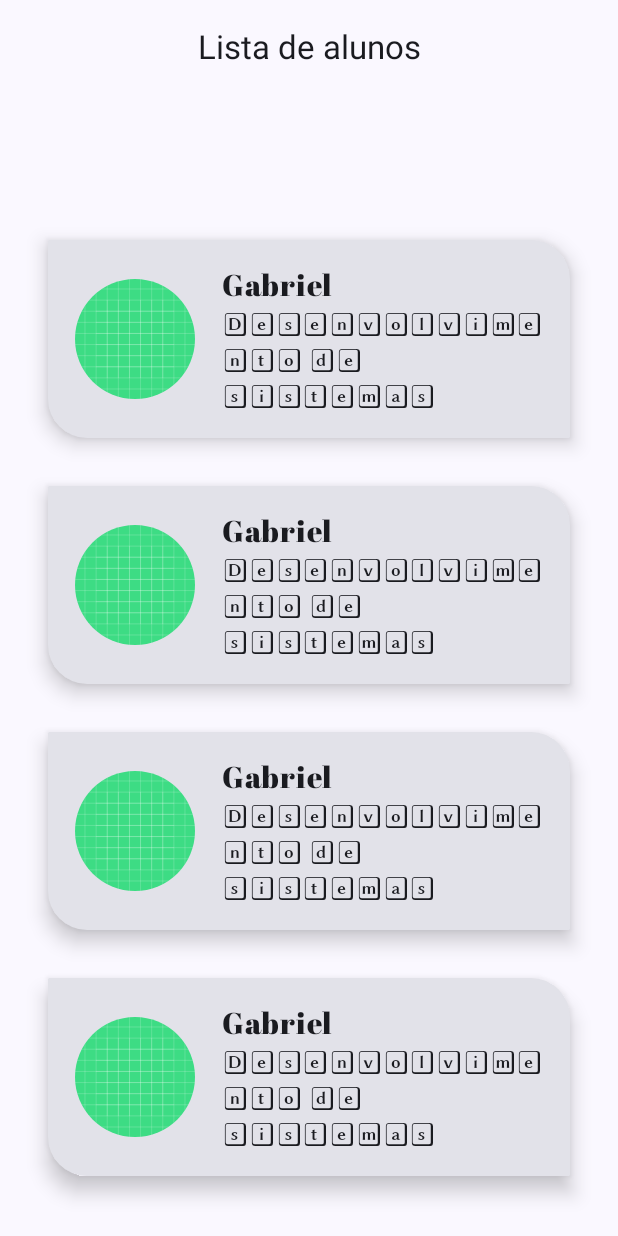
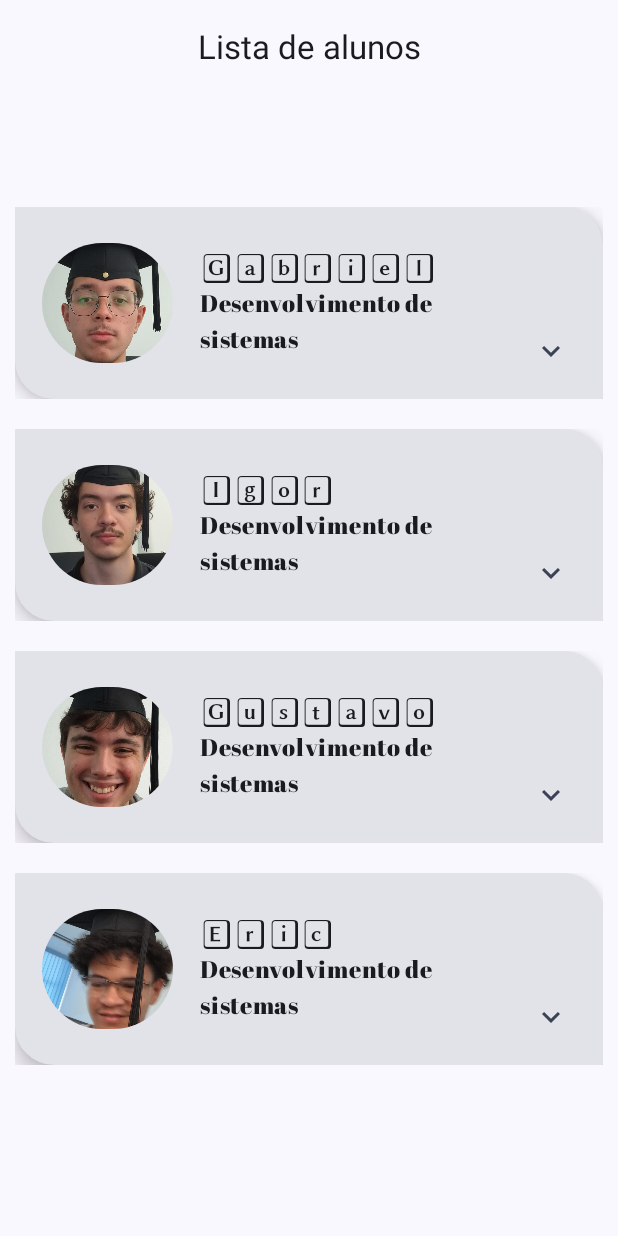
Before and after one commit to Gabrielgalhiardo/Class-diary-app, an Android app built with Jetpack Compose: the screen it shows after launch (MainActivity), on a phone screen of 412 x 824 dp. Run offline under Robolectric (Android 15) with nearby library versions, the phone set to English and light mode, and no system bars.

Commit message:
feat: adding arrow to open the card

```diff
--- a/app/build.gradle.kts
+++ b/app/build.gradle.kts
@@ -41,6 +41,7 @@ android {
 
 dependencies {
 
+    implementation(libs.androidx.material.icons.extended)
     implementation(libs.androidx.core.ktx)
     implementation(libs.androidx.lifecycle.runtime.ktx)
     implementation(libs.androidx.activity.compose)
--- a/app/src/main/java/com/example/classdiary/MainActivity.kt
+++ b/app/src/main/java/com/example/classdiary/MainActivity.kt
@@ -1,33 +1,59 @@
 package com.example.classdiary
 
+import android.nfc.Tag
 import android.os.Bundle
+import android.util.Log
+import android.widget.Space
 import androidx.activity.ComponentActivity
 import androidx.activity.compose.setContent
 import androidx.activity.enableEdgeToEdge
 import androidx.annotation.DrawableRes
+import androidx.compose.animation.animateContentSize
+import androidx.compose.animation.core.Spring
+import androidx.compose.animation.core.spring
 import androidx.compose.foundation.Image
 import androidx.compose.foundation.layout.Arrangement
 import androidx.compose.foundation.layout.Column
 import androidx.compose.foundation.layout.Row
+import androidx.compose.foundation.layout.Spacer
+import androidx.compose.foundation.layout.WindowInsets
+import androidx.compose.foundation.layout.asPaddingValues
+import androidx.compose.foundation.layout.calculateEndPadding
+import androidx.compose.foundation.layout.calculateStartPadding
 import androidx.compose.foundation.layout.fillMaxSize
 import androidx.compose.foundation.layout.fillMaxWidth
+import androidx.compose.foundation.layout.height
 import androidx.compose.foundation.layout.padding
+import androidx.compose.foundation.layout.safeDrawing
 import androidx.compose.foundation.layout.size
+import androidx.compose.foundation.layout.statusBarsPadding
+import androidx.compose.foundation.layout.width
+import androidx.compose.foundation.layout.wrapContentSize
 import androidx.compose.foundation.lazy.LazyColumn
 import androidx.compose.foundation.lazy.items
 import androidx.compose.foundation.shape.CircleShape
 import androidx.compose.foundation.shape.RoundedCornerShape
+import androidx.compose.material.icons.Icons
+import androidx.compose.material.icons.filled.ExpandMore
 import androidx.compose.material3.Card
 import androidx.compose.material3.CardDefaults
 import androidx.compose.material3.CenterAlignedTopAppBar
 import androidx.compose.material3.ExperimentalMaterial3Api
+import androidx.compose.material3.Icon
+import androidx.compose.material3.IconButton
+import androidx.compose.material3.MaterialTheme
 import androidx.compose.material3.Scaffold
 import androidx.compose.material3.Text
 import androidx.compose.runtime.Composable
+import androidx.compose.runtime.getValue
+import androidx.compose.runtime.mutableStateOf
+import androidx.compose.runtime.remember
+import androidx.compose.runtime.setValue
 import androidx.compose.ui.Alignment
 import androidx.compose.ui.Modifier
 import androidx.compose.ui.draw.clip
 import androidx.compose.ui.layout.ContentScale
+import androidx.compose.ui.platform.LocalLayoutDirection
 import androidx.compose.ui.res.painterResource
 import androidx.compose.ui.tooling.preview.Preview
 import androidx.compose.ui.unit.dp
@@ -37,56 +63,88 @@ import com.example.classdiary.data.DataSouce
 import com.example.classdiary.ui.theme.AbrilFatface
 import com.example.classdiary.ui.theme.ClassDiaryTheme
 import com.example.classdiary.ui.theme.Libertinus
+import org.w3c.dom.Text
 
 class MainActivity : ComponentActivity() {
+    val TAG = "MainActivity"
     override fun onCreate(savedInstanceState: Bundle?) {
         super.onCreate(savedInstanceState)
+        Log.d(TAG, "onCreate called")
         enableEdgeToEdge()
         setContent {
             ClassDiaryTheme {
                 Scaffold(
-                    modifier =
-                        Modifier.fillMaxSize(),
-                    topBar = {
+                     topBar = {
                         ClassDiaryTopAppBar()
-                    }
-                )
-                { innerPadding ->
+                    }) { innerPadding ->
                     classDiaryApp(
                         modifier = Modifier
+                            .fillMaxSize()
+                            .statusBarsPadding()
                             .padding(innerPadding)
                     )
                 }
             }
         }
     }
+
+    override fun onResume() {
+        super.onResume()
+        Log.d(TAG, "onResume Called")
+    }
+
+    override fun onRestart() {
+        super.onRestart()
+        Log.d(TAG, "onRestart Called")
+    }
+
+    override fun onPause() {
+        super.onPause()
+        Log.d(TAG, "onPause Called")
+    }
+
+    override fun onStop() {
+        super.onStop()
+        Log.d(TAG, "onStop Called")
+    }
+
+    override fun onDestroy() {
+        super.onDestroy()
+        Log.d(TAG, "onDestroy Called")
+    }
 }
 
 @OptIn(ExperimentalMaterial3Api::class)
 @Composable
-fun ClassDiaryTopAppBar(modifier: Modifier = Modifier){
+fun ClassDiaryTopAppBar(modifier: Modifier = Modifier) {
     CenterAlignedTopAppBar(
         title = {
-                Text(
-                    text = "Lista de alunos")
-        },
-        modifier = Modifier
+            Text(
+                text = "Lista de alunos"
+            )
+        }, modifier = Modifier
     )
 }
 
 @Composable
 @Preview
 fun classDiaryApp(modifier: Modifier = Modifier) {
+    val layoutDirection = LocalLayoutDirection.current
     Column(
         verticalArrangement = Arrangement.Center,
         horizontalAlignment = Alignment.CenterHorizontally,
         modifier = modifier
-            .padding(16.dp),
+            .statusBarsPadding()
+            .padding(
+                start = WindowInsets.safeDrawing.asPaddingValues()
+                    .calculateStartPadding(layoutDirection),
+                end = WindowInsets.safeDrawing.asPaddingValues()
+                    .calculateEndPadding(layoutDirection)
+            ),
 
         ) {
         StudentsList(
-            modifier = modifier,
-            DataSouce().loadAStudents()
+            modifier = modifier, DataSouce().loadAStudents()
         )
     }
 }
@@ -97,8 +155,7 @@ fun ClassDiaryPreviewDark() {
     ClassDiaryTheme(darkTheme = true) {
         Scaffold(modifier = Modifier.fillMaxSize()) { innerPadding ->
             classDiaryApp(
-                modifier = Modifier
-                    .padding(innerPadding)
+                modifier = Modifier.padding(innerPadding)
             )
         }
     }
@@ -110,8 +167,7 @@ fun ClassDiaryPreview() {
     ClassDiaryTheme(darkTheme = false) {
         Scaffold(modifier = Modifier.fillMaxSize()) { innerPadding ->
             classDiaryApp(
-                modifier = Modifier
-                    .padding(innerPadding)
+                modifier = Modifier.padding(innerPadding)
             )
         }
     }
@@ -119,8 +175,7 @@ fun ClassDiaryPreview() {
 
 @Composable
 fun StudentsList(
-    modifier: Modifier = Modifier,
-    studentList: List<Student>
+    modifier: Modifier = Modifier, studentList: List<Student>
 ) {
     LazyColumn(modifier = modifier) {
         items(studentList) { student ->
@@ -136,30 +191,71 @@ fun StudentsList(
 }
 
 @Composable
+fun StudentDetailsButton(
+    expanded: Boolean, modifier: Modifier = Modifier, onClick: () -> Unit
+) {
+    IconButton(
+        onClick = onClick, modifier = modifier
+    ) {
+        Icon(
+            imageVector = Icons.Filled.ExpandMore,
+            contentDescription = null,
+            tint = MaterialTheme.colorScheme.secondary
+        )
+    }
+}
+
+@Composable
+fun StudentsDetails() {
+    Column (
+        modifier = Modifier
+        .height(80.dp)
+        .fillMaxWidth()
+            .padding(10.dp),
+        verticalArrangement = Arrangement.Center,
+
+    ){
+        Text(
+            text = "Nota: 100",
+            fontSize = 16.sp,
+            fontFamily = AbrilFatface
+        )
+        Spacer(modifier = Modifier.size(10.dp))
+        Text(
+            text = "Faltas: 3",
+            fontSize = 16.sp,
+            fontFamily = AbrilFatface
+        )
+    }
+}
+
+@Composable
 fun StudentCard(
-    @DrawableRes studentPhoto: Int,
-    studentName: String,
-    studentCurse: String,
-    modifier: Modifier
+    @DrawableRes studentPhoto: Int, studentName: String, studentCurse: String, modifier: Modifier
 ) {
+    var expanded by remember { mutableStateOf(false) }
     Card(
         modifier = Modifier
             .fillMaxWidth()
-            .padding(16.dp), // Padding local do card
+            .padding(10.dp)
+            .animateContentSize(
+                animationSpec = spring(
+                    dampingRatio = Spring.DampingRatioNoBouncy,
+                    stiffness = Spring.StiffnessMediumLow
+                )
+            ),
         elevation = CardDefaults.cardElevation(8.dp),
         shape = RoundedCornerShape(
-            bottomStart = 26.dp,
-            topEnd = 26.dp,
-            bottomEnd = 1.dp,
-            topStart = 1.dp
+            bottomStart = 26.dp, topEnd = 26.dp, bottomEnd = 1.dp, topStart = 1.dp
+
         )
     ) {
         Row(
             modifier = Modifier
-                .padding(8.dp) // Padding interno
+                .padding(8.dp)
                 .fillMaxWidth(),
             verticalAlignment = Alignment.CenterVertically,
-            horizontalArrangement = Arrangement.Start
+            horizontalArrangement = Arrangement.Center
         ) {
             Image(
                 painter = painterResource(id = studentPhoto),
@@ -169,22 +265,33 @@ fun StudentCard(
                     .size(100.dp)
                     .padding(10.dp)
                     .clip(CircleShape)
+                    .weight(1f)
             )
 
             Column(
-                modifier = Modifier.padding(8.dp)
+                modifier = Modifier
+                    .padding(8.dp)
+                    .weight(2f)
             ) {
                 Text(
-                    text = studentName,
-                    fontSize = 20.sp,
-                    fontFamily = AbrilFatface
+                    text = studentName, fontSize = 20.sp, fontFamily = Libertinus
                 )
                 Text(
-                    text = studentCurse,
-                    fontSize = 16.sp,
-                    fontFamily = Libertinus
+                    text = studentCurse, fontSize = 16.sp, fontFamily = AbrilFatface
                 )
             }
+            StudentDetailsButton(
+                modifier = modifier
+                    .weight(0.5f)
+                    .wrapContentSize(align = Alignment.BottomCenter),
+                expanded = expanded,
+                onClick = { expanded = !expanded})
+
+        }
+        if (expanded) {
+            StudentsDetails()
+
         }
     }
+
 }
--- a/app/src/main/java/com/example/classdiary/data/DataSouce.kt
+++ b/app/src/main/java/com/example/classdiary/data/DataSouce.kt
@@ -5,12 +5,10 @@ import com.example.classdiary.R
 class DataSouce {
     fun loadAStudents(): List<Student>{
         return  listOf<Student>(
-            Student("Gabriel", R.drawable.ic_launcher_background, "Desenvolvimento de sistemas"),
-            Student("Gabriel", R.drawable.ic_launcher_background, "Desenvolvimento de sistemas"),
-            Student("Gabriel", R.drawable.ic_launcher_background, "Desenvolvimento de sistemas"),
-            Student("Gabriel", R.drawable.ic_launcher_background, "Desenvolvimento de sistemas"),
-            Student("Gabriel", R.drawable.ic_launcher_background, "Desenvolvimento de sistemas"),
-            Student("Gabriel", R.drawable.ic_launcher_background, "Desenvolvimento de sistemas")
+            Student("Gabriel", R.drawable.gabriel,"Desenvolvimento de sistemas"),
+            Student("Igor", R.drawable.igor, "Desenvolvimento de sistemas"),
+            Student("Gustavo", R.drawable.gustavo, "Desenvolvimento de sistemas"),
+            Student("Eric", R.drawable.eric, "Desenvolvimento de sistemas")
         )
     }
 }
--- a/gradle/libs.versions.toml
+++ b/gradle/libs.versions.toml
@@ -1,5 +1,5 @@
 [versions]
-agp = "8.11.1"
+agp = "8.11.2"
 kotlin = "2.0.21"
 coreKtx = "1.17.0"
 junit = "4.13.2"
@@ -11,6 +11,7 @@ composeBom = "2024.09.00"
 
 [libraries]
 androidx-core-ktx = { group = "androidx.core", name = "core-ktx", version.ref = "coreKtx" }
+androidx-material-icons-extended = { module = "androidx.compose.material:material-icons-extended" }
 junit = { group = "junit", name = "junit", version.ref = "junit" }
 androidx-junit = { group = "androidx.test.ext", name = "junit", version.ref = "junitVersion" }
 androidx-espresso-core = { group = "androidx.test.espresso", name = "espresso-core", version.ref = "espressoCore" }
```
Also changed, not shown: app/src/main/res/drawable/eric.jpg (added), app/src/main/res/drawable/gabriel.jpg (added), app/src/main/res/drawable/gustavo.jpg (added), app/src/main/res/drawable/igor.jpg (added).
